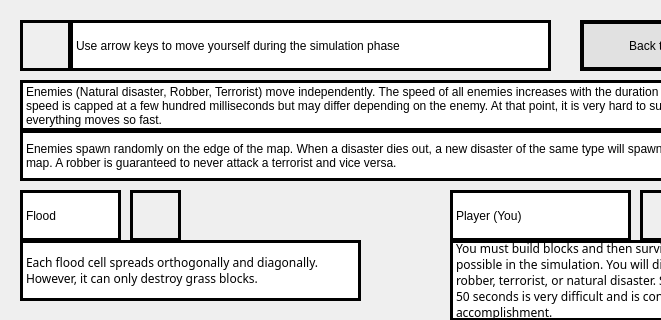
popInNotOut/nightmare-survival-simulator, file code/mainwindow.ui: the form before one commit; both pictures show x 0 to 661 and y 0 to 320 of the 800 by 600 pixel window.
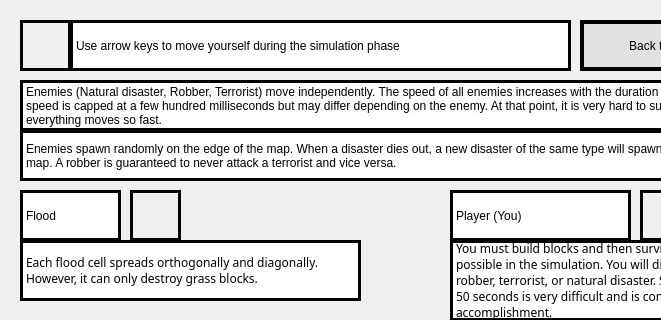
The form after the commit. The open tabs and pages were chosen to show the change. Icons and pictures are not drawn.

Commit message: Fixed colors display so the default text color is always black

```diff
--- a/code/mainwindow.ui
+++ b/code/mainwindow.ui
@@ -280,7 +280,7 @@
        <rect>
         <x>70</x>
         <y>20</y>
-        <width>481</width>
+        <width>501</width>
         <height>51</height>
        </rect>
       </property>
@@ -292,6 +292,7 @@
 	background-color: white;
 	font: 700 11pt &quot;Sitka Display&quot;;
 	qproperty-alignment: AlignCenter;
+	color: black;
 }</string>
       </property>
       <property name="text">
```
Left out of the diff: 37 changed lines with no effect on the pictures. The commit also changes 3 other files.
